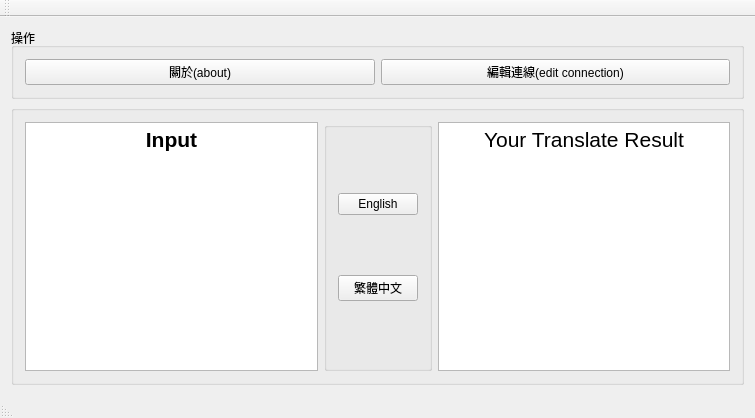
The window that Translator/mainwindow.ui (kevinbird61/local-google-translator) describes before a commit, drawn with Qt 5.
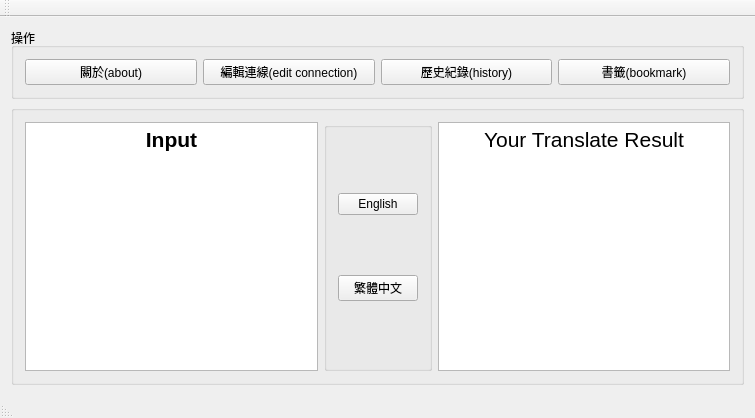
The same window after the commit.

Commit message:
Add translating history.
* Rename release package, denote as version 0.0.1 .
* Prepare to working on bookmark.(Offline & Online support)

```diff
--- a/Translator/mainwindow.ui
+++ b/Translator/mainwindow.ui
@@ -20,21 +20,35 @@
       <property name="title">
        <string>操作</string>
       </property>
-      <layout class="QGridLayout" name="gridLayout_2">
-       <item row="0" column="0">
+      <layout class="QHBoxLayout" name="horizontalLayout">
+       <item>
         <widget class="QPushButton" name="aboutBtn">
          <property name="text">
           <string>關於(about)</string>
          </property>
         </widget>
        </item>
-       <item row="0" column="1">
+       <item>
         <widget class="QPushButton" name="editconnBtn">
          <property name="text">
           <string>編輯連線(edit connection)</string>
          </property>
         </widget>
        </item>
+       <item>
+        <widget class="QPushButton" name="historyBtn">
+         <property name="text">
+          <string>歷史紀錄(history)</string>
+         </property>
+        </widget>
+       </item>
+       <item>
+        <widget class="QPushButton" name="bookmarkBtn">
+         <property name="text">
+          <string>書籤(bookmark)</string>
+         </property>
+        </widget>
+       </item>
       </layout>
      </widget>
     </item>
```
The commit also changes 9 other files.
